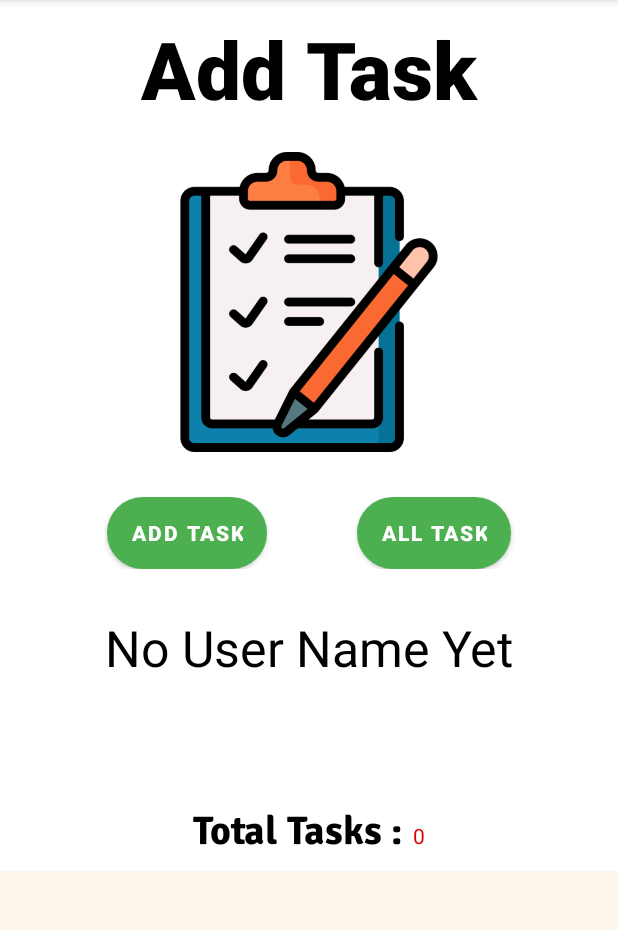
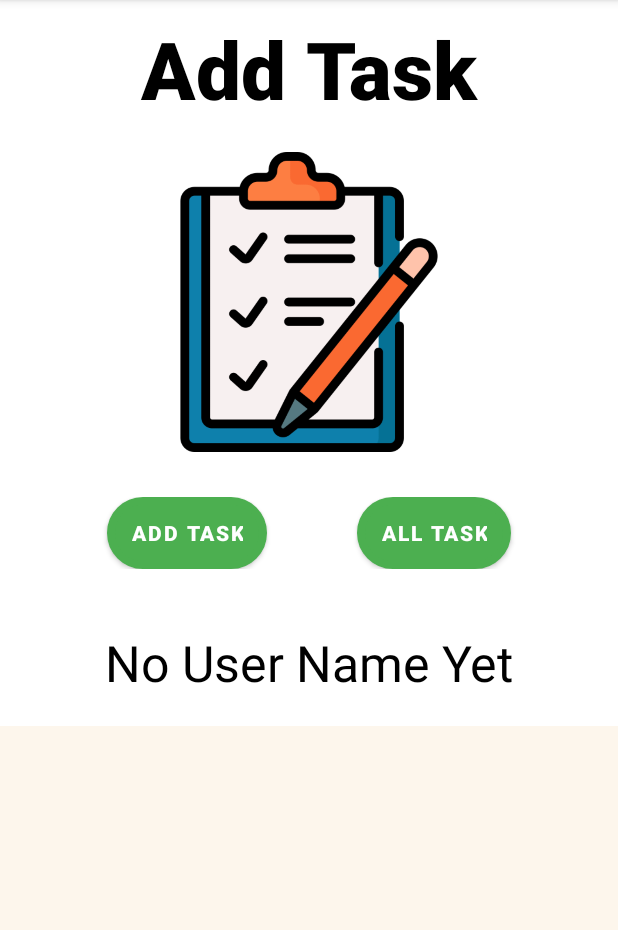
Before and after one commit to Mohmad89/TaskMaster, an Android app: the screen it shows after launch (MainActivity), on a phone screen of 412 x 824 dp, the part 84-1014 px from its top. Run offline under Robolectric (Android 15) with nearby library versions, the phone set to English and light mode, and no system bars; our stand-ins replace Room's generated code.

Commit message:
Upload Lab31

```diff
--- a/app/src/main/res/layout/activity_main.xml
+++ b/app/src/main/res/layout/activity_main.xml
@@ -62,28 +62,10 @@
         android:layout_width="match_parent"
         android:layout_height="wrap_content"
         android:textSize="50px"
+        android:layout_margin="10dp"
         android:textColor="@color/black"
         android:gravity="center_horizontal"/>
-    <LinearLayout
-        android:layout_width="match_parent"
-        android:layout_height="wrap_content"
-        android:layout_marginTop="80dp"
-        android:orientation="horizontal"
-        android:gravity="center_horizontal">
-        <TextView
-            android:layout_width="wrap_content"
-            android:layout_height="wrap_content"
-            android:text="Total Tasks : "
-            android:textSize="40px"
-            android:textColor="@color/black"
-            android:fontFamily="@font/signikabold"/>
-        <TextView
-            android:id="@+id/total_task_main"
-            android:layout_width="wrap_content"
-            android:layout_height="wrap_content"
-            android:textColor="#d50000"
-            android:text="0"/>
-    </LinearLayout>
+
 
     <androidx.recyclerview.widget.RecyclerView
 
```
Also changed, not shown: 2 other files.
